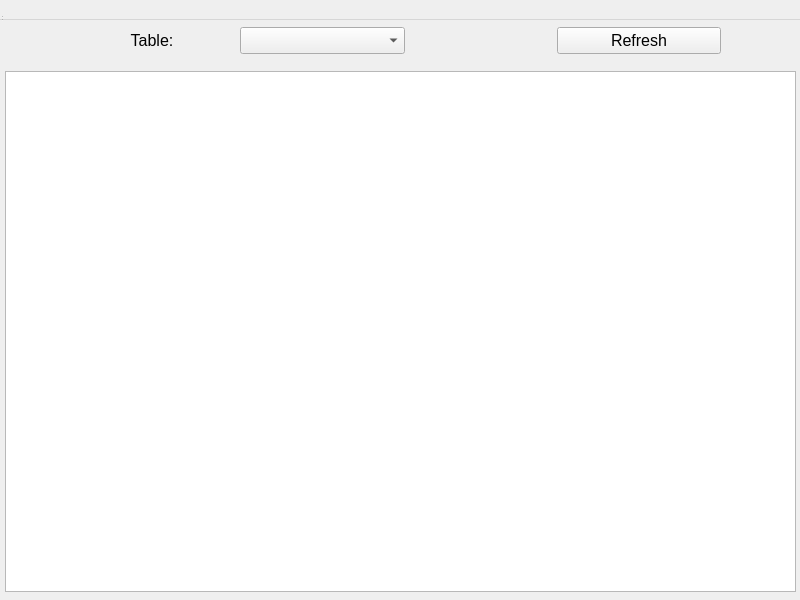
Above: src/DB/GUI/tablewindow.ui from HappyNano/DB-spbstu before the change. Below: the same form after it.
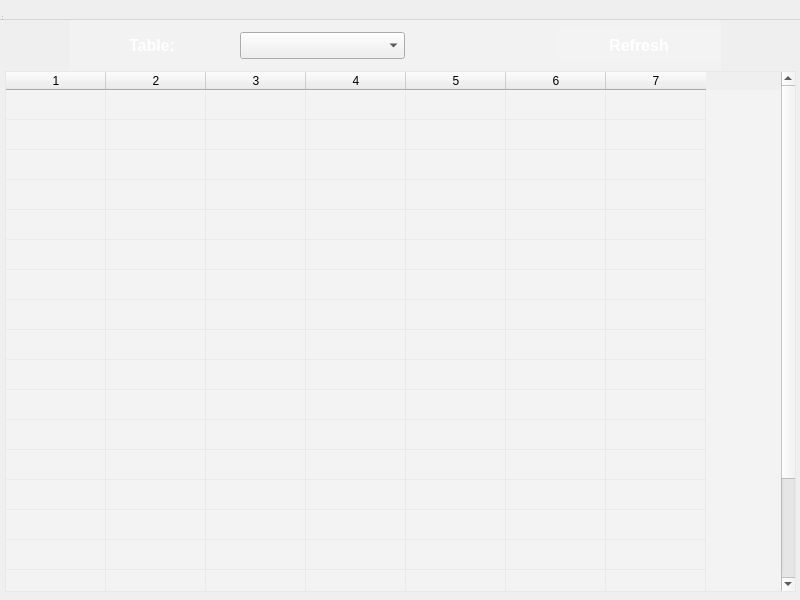
That is the form after the change.

Commit message: Added Errors. Added login/register dialog. Added styles

```diff
--- a/src/DB/GUI/tablewindow.ui
+++ b/src/DB/GUI/tablewindow.ui
@@ -13,6 +13,30 @@
   <property name="windowTitle">
    <string>Tablewindow</string>
   </property>
+  <property name="styleSheet">
+   <string notr="true">
+#TableWindow {
+position:absolute;
+  top:0;
+  right:0;
+  bottom:0;
+  left:0;
+
+
+background: qradialgradient(cx:0.3, cy:0.86, radius:1, fx:0.3, fy:0.86, stop:0 rgba(255,255,255,0.03), stop:0.08 rgba(255,255,255,0.03), stop:0.08 transparent, stop:0.92 transparent), 
+              qradialgradient(cx:0.55, cy:1, radius:1, fx:0.55, fy:1, stop:0 rgba(255,255,255,0.03), stop:0.08 rgba(255,255,255,0.03), stop:0.08 transparent, stop:0.92 transparent), 
+              qradialgradient(cx:0.4, cy:0.75, radius:1, fx:0.4, fy:0.75, stop:0 rgba(255,255,255,0.03), stop:0.06 rgba(255,255,255,0.03), stop:0.06 transparent, stop:0.94 transparent), 
+              qradialgradient(cx:0.07, cy:0.99, radius:1, fx:0.07, fy:0.99, stop:0 rgba(255,255,255,0.03), stop:0.06 rgba(255,255,255,0.03), stop:0.06 transparent, stop:0.94 transparent), 
+              qradialgradient(cx:0.69, cy:0.76, radius:1, fx:0.69, fy:0.76, stop:0 rgba(255,255,255,0.03), stop:0.06 rgba(255,255,255,0.03), stop:0.06 transparent, stop:0.94 transparent), 
+              qradialgradient(cx:0.02, cy:0.35, radius:1, fx:0.02, fy:0.35, stop:0 rgba(255,255,255,0.03), stop:0.06 rgba(255,255,255,0.03), stop:0.06 transparent, stop:0.94 transparent), 
+              qradialgradient(cx:0.14, cy:0.48, radius:1, fx:0.14, fy:0.48, stop:0 rgba(255,255,255,0.03), stop:0.06 rgba(255,255,255,0.03), stop:0.06 transparent, stop:0.94 transparent), 
+              qradialgradient(cx:0.28, cy:0.87, radius:1, fx:0.28, fy:0.87, stop:0 rgba(255,255,255,0.04), stop:0.04 rgba(255,255,255,0.04), stop:0.04 transparent, stop:0.96 transparent), 
+              qradialgradient(cx:0.65, cy:0.14, radius:1, fx:0.65, fy:0.14, stop:0 rgba(255,255,255,0.04), stop:0.04 rgba(255,255,255,0.04), stop:0.04 transparent, stop:0.96 transparent), 
+              qradialgradient(cx:0.51, cy:0.36, radius:1, fx:0.51, fy:0.36, stop:0 rgba(255,255,255,0.04), stop:0.04 rgba(255,255,255,0.04), stop:0.04 transparent, stop:0.96 transparent), 
+              qradialgradient(cx:0.06, cy:0.93, radius:1, fx:0.06, fy:0.93, stop:0 rgba(255,255,255,0.04), stop:0.04 rgba(255,255,255,0.04), stop:0.04 transparent, stop:0.96 transparent), 
+              qlineargradient(x1:0, y1:0, x2:1, y2:1, stop:0 rgb(23, 233, 173), stop:1 rgb(29, 24, 208));
+}</string>
+  </property>
   <widget class="QMenuBar" name="menubar">
    <property name="geometry">
     <rect>
@@ -33,23 +57,39 @@
     </rect>
    </property>
   </widget>
-  <widget class="QWidget" name="horizontalLayoutWidget">
+  <widget class="QWidget" name="horizontalWidget" native="true">
    <property name="geometry">
     <rect>
      <x>70</x>
      <y>20</y>
      <width>651</width>
-     <height>41</height>
+     <height>51</height>
     </rect>
    </property>
+   <property name="styleSheet">
+    <string notr="true">#horizontalWidget {margin-top: 0px;
+  border-top-left-radius: 3px;
+  border-top-right-radius: 3px;
+    color:#fff;
+    padding:15px;
+    text-align:center;
+background: rgba(255,255,255,0.2);
+    border-top: 1px solid rgba(255,255,255,0.2);
+    border-left: 1px solid rgba(255,255,255,0.2);}</string>
+   </property>
    <layout class="QHBoxLayout" name="horizontalLayout">
     <item>
      <widget class="QLabel" name="label">
       <property name="font">
        <font>
         <pointsize>12</pointsize>
+        <weight>75</weight>
+        <bold>true</bold>
        </font>
       </property>
+      <property name="styleSheet">
+       <string notr="true">color: white;</string>
+      </property>
       <property name="text">
        <string>Table:</string>
       </property>
@@ -91,8 +131,17 @@
       <property name="font">
        <font>
         <pointsize>12</pointsize>
+        <weight>75</weight>
+        <bold>true</bold>
        </font>
       </property>
+      <property name="styleSheet">
+       <string notr="true">background-color: rgba(255, 255, 255, 0.1);
+border: none;
+border-radius: 5px;
+padding: 7px 14px;
+color: white;</string>
+      </property>
       <property name="text">
        <string>Refresh</string>
       </property>
@@ -111,9 +160,50 @@
    </property>
    <property name="font">
     <font>
-     <pointsize>12</pointsize>
+     <family>Roboto</family>
+     <pointsize>14</pointsize>
     </font>
    </property>
+   <property name="styleSheet">
+    <string notr="true">#table {
+background-color: rgba(255,255,255,0.25);}</string>
+   </property>
+   <property name="rowCount">
+    <number>20</number>
+   </property>
+   <property name="columnCount">
+    <number>7</number>
+   </property>
+   <attribute name="verticalHeaderVisible">
+    <bool>false</bool>
+   </attribute>
+   <row/>
+   <row/>
+   <row/>
+   <row/>
+   <row/>
+   <row/>
+   <row/>
+   <row/>
+   <row/>
+   <row/>
+   <row/>
+   <row/>
+   <row/>
+   <row/>
+   <row/>
+   <row/>
+   <row/>
+   <row/>
+   <row/>
+   <row/>
+   <column/>
+   <column/>
+   <column/>
+   <column/>
+   <column/>
+   <column/>
+   <column/>
   </widget>
  </widget>
  <resources/>
```
The commit also changes 19 other files.
